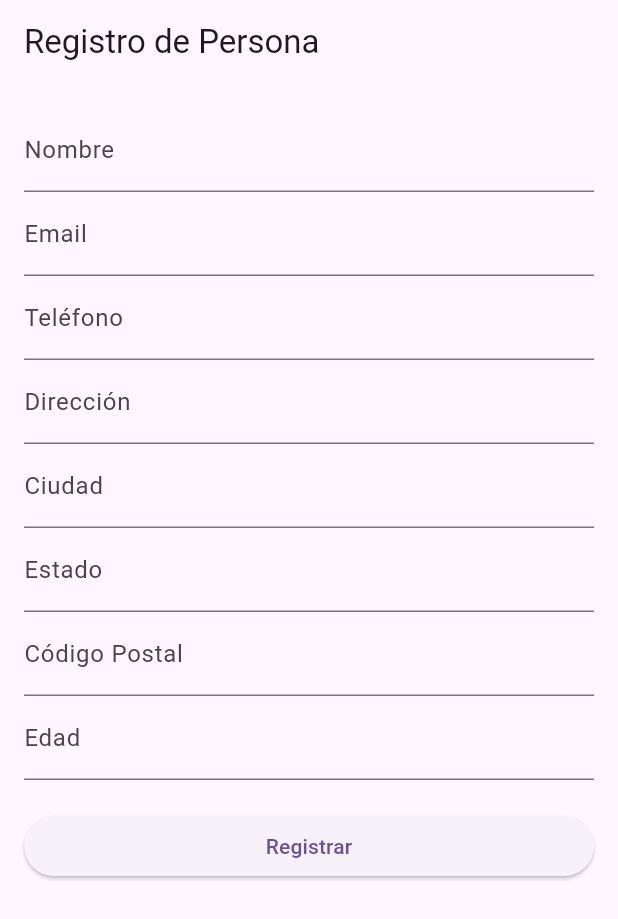
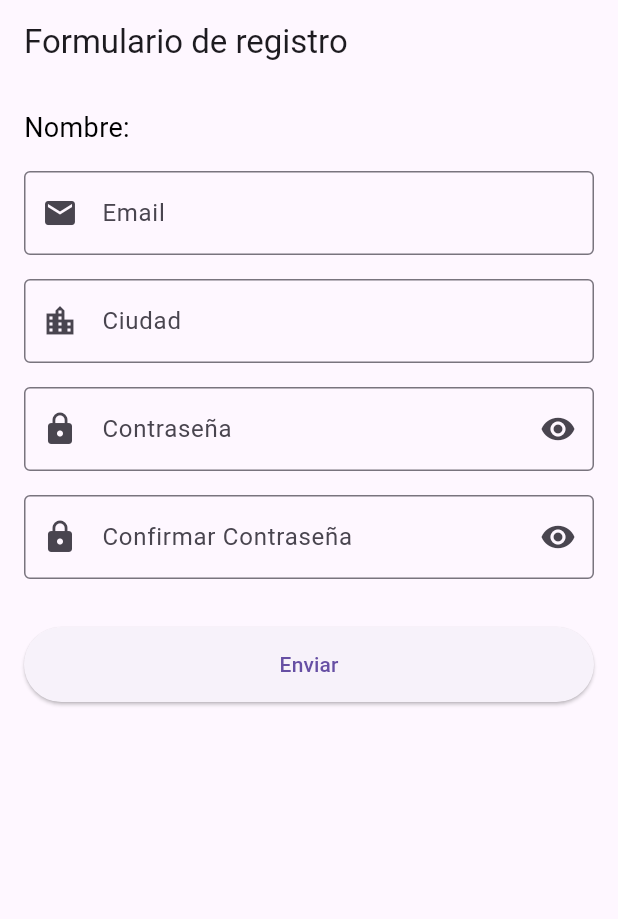
Before and after one commit to pdroariasvilela/form_app, a Flutter app: the screen it shows after launch, on a phone screen of 412 x 824 dp. Shown: the top 919 px of the screen. Run offline on Flutter 3.47's test engine with Material 3 defaults, Android fonts, the phone set to English and light mode, and no system bars; our stand-ins replace formz.

Commit message:
feature : Advanced form rebuild

```diff
--- a/analysis_options.yaml
+++ b/analysis_options.yaml
@@ -7,6 +7,10 @@
 
 # The following line activates a set of recommended lints for Flutter apps,
 # packages, and plugins designed to encourage good coding practices.
+analyzer:
+  errors:
+    library_private_types_in_public_api: ignore
+    use_super_parameters: ignore
 include: package:flutter_lints/flutter.yaml
 
 linter:
--- a/lib/main.dart
+++ b/lib/main.dart
@@ -2,18 +2,21 @@ import 'package:flutter/material.dart';
 import 'screens/form_screen.dart';
 
 void main() {
-  runApp(const MyApp());
+  runApp(MyApp());
 }
 
 class MyApp extends StatelessWidget {
+
   const MyApp({super.key});
 
   @override
   Widget build(BuildContext context) {
     return MaterialApp(
-      title: 'Registro de Persona',
-      theme: ThemeData(primarySwatch: Colors.blue),
-      home: const FormScreen(),
+      title: 'Flutter Application Form',
+      theme: ThemeData(
+        primarySwatch: Colors.blue,
+      ),
+      home: FormScreen(),
     );
   }
 }
--- a/lib/screens/form_screen.dart
+++ b/lib/screens/form_screen.dart
@@ -1,165 +1,178 @@
 import 'package:flutter/material.dart';
-import 'package:formz/formz.dart';
-import '../models/form_model.dart';
-import 'result_screen.dart';
+import '../widgets/custom_text.dart';
+import '../widgets/custom_text_form_field.dart';
+import '../validators/email.dart';
+import '../validators/password.dart';
+import '../validators/confirm_password.dart';
+import '../validators/required_text.dart';
+import '../utils/validators.dart';
+
 
 class FormScreen extends StatefulWidget {
-  const FormScreen({Key? key}) : super(key: key);
+
+  const FormScreen({super.key});
 
   @override
-  State<FormScreen> createState() => _FormScreenState();
+  _FormScreenState createState() => _FormScreenState();
 }
 
 class _FormScreenState extends State<FormScreen> {
   final _formKey = GlobalKey<FormState>();
 
-  RequiredText _name = const RequiredText.pure();
-  EmailInput _email = const EmailInput.pure();
-  PhoneInput _phone = const PhoneInput.pure();
-  RequiredText _address = const RequiredText.pure();
+  final TextEditingController _nameController = TextEditingController();
+  final TextEditingController _emailController = TextEditingController();
+  final TextEditingController _cityController = TextEditingController();
+  final TextEditingController _passwordController = TextEditingController();
+  final TextEditingController _confirmPasswordController = TextEditingController();
+
+  bool _obscurePassword = true;
+  bool _obscureConfirmPassword = true;
+
+  Email _email = const Email.pure();
+  Password _password = const Password.pure();
+  ConfirmPassword _confirmPassword = const ConfirmPassword.pure();
   RequiredText _city = const RequiredText.pure();
-  RequiredText _state = const RequiredText.pure();
-  RequiredText _zipCode = const RequiredText.pure();
-  AgeInput _age = const AgeInput.pure();
-
-  ConfirmPasswordInput _confirmPassword =
-      ConfirmPasswordInput.pure(password: '');
-
-  String? _getErrorMessage(FormzInput input) {
-    return input.invalid ? input.error : null;
-  }
 
   void _submitForm() {
     if (_formKey.currentState!.validate()) {
-      Navigator.push(
-        context,
-        MaterialPageRoute(
-          builder: (context) => ResultScreen(
-            name: _name.value,
-            email: _email.value,
-            phone: _phone.value,
-            address: _address.value,
-            city: _city.value,
-            state: _state.value,
-            zipCode: _zipCode.value,
-            age: _age.value,
-          ),
-        ),
+      ScaffoldMessenger.of(context).showSnackBar(
+        SnackBar(content: Text('Formulario enviado con éxito')),
       );
+
+      _formKey.currentState!.reset();
+      _nameController.clear();
+      _emailController.clear();
+      _cityController.clear();
+      _passwordController.clear();
+      _confirmPasswordController.clear();
+
+      setState(() {
+        _email = const Email.pure();
+        _password = const Password.pure();
+        _confirmPassword = const ConfirmPassword.pure();
+        _city = const RequiredText.pure();
+      });
     } else {
       ScaffoldMessenger.of(context).showSnackBar(
-        const SnackBar(content: Text('Por favor, completa todos los campos correctamente')),
+        SnackBar(content: Text('Por favor, corrige los errores en el formulario')),
       );
     }
+  }
+
+  @override
+  void dispose() {
+    _nameController.dispose();
+    _emailController.dispose();
+    _cityController.dispose();
+    _passwordController.dispose();
+    _confirmPasswordController.dispose();
+    super.dispose();
   }
 
   @override
   Widget build(BuildContext context) {
     return Scaffold(
       appBar: AppBar(
-        title: const Text('Registro de Persona'),
+        title: Text('Formulario de registro'),
       ),
       body: Padding(
-        padding: const EdgeInsets.all(16.0),
+        padding: EdgeInsets.all(16.0),
         child: Form(
           key: _formKey,
-          child: ListView(
+          autovalidateMode: AutovalidateMode.onUserInteraction,
+          child: SingleChildScrollView(
+            child: Column(
+              crossAxisAlignment: CrossAxisAlignment.start,
               children: [
-              TextFormField(
-                decoration: InputDecoration(
-                  labelText: 'Nombre',
-                  errorText: _getErrorMessage(_name),
-                ),
+                CustomText(text: 'Nombre: ${_nameController.text}'),
+                SizedBox(height: 16),
+
+                CustomTextFormField(
+                  labelText: 'Email',
+                  hintText: 'Introduce tu email',
+                  prefixIcon: Icons.email,
+                  controller: _emailController,
+                  validator: (value) => _email.errorMessage,
                   onChanged: (value) {
                     setState(() {
-                    _name = RequiredText.dirty(value);
+                      _email = Email.dirty(value);
                     });
                   },
                 ),
-              TextFormField(
-                decoration: InputDecoration(
-                  labelText: 'Email',
-                  errorText: _getErrorMessage(_email),
-                ),
-                onChanged: (value) {
-                  setState(() {
-                    _email = EmailInput.dirty(value);
-                  });
-                },
-              ),
-              TextFormField(
-                decoration: InputDecoration(
-                  labelText: 'Teléfono',
-                  errorText: _getErrorMessage(_phone),
-                ),
-                onChanged: (value) {
-                  setState(() {
-                    _phone = PhoneInput.dirty(value);
-                  });
-                },
-              ),
-              TextFormField(
-                decoration: InputDecoration(
-                  labelText: 'Dirección',
-                  errorText: _getErrorMessage(_address),
-                ),
-                onChanged: (value) {
-                  setState(() {
-                    _address = RequiredText.dirty(value);
-                  });
-                },
-              ),
-              TextFormField(
-                decoration: InputDecoration(
+                SizedBox(height: 16),
+
+                CustomTextFormField(
                   labelText: 'Ciudad',
-                  errorText: _getErrorMessage(_city),
-                ),
+                  hintText: 'Introduce tu ciudad',
+                  prefixIcon: Icons.location_city,
+                  controller: _cityController,
+                  validator: (value) => _city.errorMessage,
                   onChanged: (value) {
                     setState(() {
                       _city = RequiredText.dirty(value);
                     });
                   },
                 ),
-              TextFormField(
-                decoration: InputDecoration(
-                  labelText: 'Estado',
-                  errorText: _getErrorMessage(_state),
-                ),
+                SizedBox(height: 16),
+
+                CustomTextFormField(
+                  labelText: 'Contraseña',
+                  hintText: 'Introduce tu contraseña',
+                  prefixIcon: Icons.lock,
+                  controller: _passwordController,
+                  obscureText: _obscurePassword,
+                  suffixIcon: _obscurePassword ? Icons.visibility : Icons.visibility_off,
+                  onSuffixIconPressed: () {
+                    setState(() {
+                      _obscurePassword = !_obscurePassword;
+                    });
+                  },
+                  validator: (value) => _password.errorMessage,
                   onChanged: (value) {
                     setState(() {
-                    _state = RequiredText.dirty(value);
+                      _password = Password.dirty(value);
+                      _confirmPassword = ConfirmPassword.dirty(
+                        password: _password.value,
+                        value: _confirmPassword.value,
+                      );
                     });
                   },
                 ),
-              TextFormField(
-                decoration: InputDecoration(
-                  labelText: 'Código Postal',
-                  errorText: _getErrorMessage(_zipCode),
-                ),
+                SizedBox(height: 16),
+
+                CustomTextFormField(
+                  labelText: 'Confirmar Contraseña',
+                  hintText: 'Confirma tu contraseña',
+                  prefixIcon: Icons.lock,
+                  controller: _confirmPasswordController,
+                  obscureText: _obscureConfirmPassword,
+                  suffixIcon: _obscureConfirmPassword ? Icons.visibility : Icons.visibility_off,
+                  onSuffixIconPressed: () {
+                    setState(() {
+                      _obscureConfirmPassword = !_obscureConfirmPassword;
+                    });
+                  },
+                  validator: (value) => _confirmPassword.errorMessage,
                   onChanged: (value) {
                     setState(() {
-                    _zipCode = RequiredText.dirty(value);
+                      _confirmPassword = ConfirmPassword.dirty(
+                        password: _password.value,
+                        value: value,
+                      );
                     });
                   },
                 ),
-              TextFormField(
-                decoration: InputDecoration(
-                  labelText: 'Edad',
-                  errorText: _getErrorMessage(_age),
-                ),
-                keyboardType: TextInputType.number,
-                onChanged: (value) {
-                  setState(() {
-                    _age = AgeInput.dirty(value);
-                  });
-                },
-              ),
-              const SizedBox(height: 20),
+                SizedBox(height: 32),
+
                 ElevatedButton(
                   onPressed: _submitForm,
-                child: const Text('Registrar'),
+                  style: ElevatedButton.styleFrom(
+                    minimumSize: Size(double.infinity, 50),
+                  ),
+                  child: Text('Enviar'),
                 ),
               ],
+            ),
           ),
         ),
       ),
--- /dev/null
+++ b/lib/validators/confirm_password.dart
@@ -0,0 +1,25 @@
+import 'package:formz/formz.dart';
+
+enum ConfirmPasswordValidationError { empty, notMatch }
+
+class ConfirmPassword extends FormzInput<String, ConfirmPasswordValidationError> {
+  final String password;
+
+  const ConfirmPassword.pure({this.password = ''}) : super.pure('');
+  const ConfirmPassword.dirty({required this.password, String value = ''}) : super.dirty(value);
+
+  @override
+  ConfirmPasswordValidationError? validator(String value) {
+    if (value.isEmpty) {
+      return ConfirmPasswordValidationError.empty;
+    }
+    return value == password ? null : ConfirmPasswordValidationError.notMatch;
+  }
+
+  ConfirmPassword copyWith({String? password}) {
+    return ConfirmPassword.dirty(
+      password: password ?? this.password,
+      value: value,
+    );
+  }
+}
--- /dev/null
+++ b/lib/validators/email.dart
@@ -0,0 +1,20 @@
+import 'package:formz/formz.dart';
+
+enum EmailValidationError { invalid, empty }
+
+class Email extends FormzInput<String, EmailValidationError> {
+  const Email.pure() : super.pure('');
+  const Email.dirty([super.value = '']) : super.dirty();
+
+  static final RegExp _emailRegExp = RegExp(
+    r'^[^@]+@[^@]+\.[^@]+',
+  );
+
+  @override
+  EmailValidationError? validator(String value) {
+    if (value.isEmpty) {
+      return EmailValidationError.empty;
+    }
+    return _emailRegExp.hasMatch(value) ? null : EmailValidationError.invalid;
+  }
+}
--- a/lib/models/form_model.dart
+++ b/lib/validators/form_model.dart
@@ -35,8 +35,8 @@ class PhoneInput extends FormzInput<String, String> {
 class ConfirmPasswordInput extends FormzInput<String, String> {
   final String password;
 
-  ConfirmPasswordInput.pure({this.password = ''}) : super.pure('');
-  ConfirmPasswordInput.dirty({required this.password, String value = ''})
+  const ConfirmPasswordInput.pure({this.password = ''}) : super.pure('');
+  const ConfirmPasswordInput.dirty({required this.password, String value = ''})
       : super.dirty(value);
 
   @override
--- /dev/null
+++ b/lib/validators/password.dart
@@ -0,0 +1,32 @@
+import 'package:formz/formz.dart';
+
+enum PasswordValidationError { empty, tooShort, noUppercase, noLowercase, noNumber }
+
+class Password extends FormzInput<String, PasswordValidationError> {
+  const Password.pure() : super.pure('');
+  const Password.dirty([super.value = '']) : super.dirty();
+
+  static final RegExp _uppercaseRegExp = RegExp(r'[A-Z]');
+  static final RegExp _lowercaseRegExp = RegExp(r'[a-z]');
+  static final RegExp _numberRegExp = RegExp(r'\d');
+
+  @override
+  PasswordValidationError? validator(String value) {
+    if (value.isEmpty) {
+      return PasswordValidationError.empty;
+    }
+    if (value.length < 8) {
+      return PasswordValidationError.tooShort;
+    }
+    if (!_uppercaseRegExp.hasMatch(value)) {
+      return PasswordValidationError.noUppercase;
+    }
+    if (!_lowercaseRegExp.hasMatch(value)) {
+      return PasswordValidationError.noLowercase;
+    }
+    if (!_numberRegExp.hasMatch(value)) {
+      return PasswordValidationError.noNumber;
+    }
+    return null;
+  }
+}
--- /dev/null
+++ b/lib/validators/required_text.dart
@@ -0,0 +1,13 @@
+import 'package:formz/formz.dart';
+
+enum RequiredTextValidationError { empty }
+
+class RequiredText extends FormzInput<String, RequiredTextValidationError> {
+  const RequiredText.pure() : super.pure('');
+  const RequiredText.dirty([super.value = '']) : super.dirty();
+
+  @override
+  RequiredTextValidationError? validator(String value) {
+    return value.isNotEmpty ? null : RequiredTextValidationError.empty;
+  }
+}
--- /dev/null
+++ b/lib/widgets/custom_text.dart
@@ -0,0 +1,28 @@
+import 'package:flutter/material.dart';
+
+class CustomText extends StatelessWidget {
+  final String text;
+  final double fontSize;
+  final FontWeight fontWeight;
+  final Color color;
+
+  const CustomText({
+    super.key,
+    required this.text,
+    this.fontSize = 18.0,
+    this.fontWeight = FontWeight.normal,
+    this.color = Colors.black,
+  });
+
+  @override
+  Widget build(BuildContext context) {
+    return Text(
+      text,
+      style: TextStyle(
+        fontSize: fontSize,
+        fontWeight: fontWeight,
+        color: color,
+      ),
+    );
+  }
+}
--- /dev/null
+++ b/lib/widgets/custom_text_form_field.dart
@@ -0,0 +1,54 @@
+import 'package:flutter/material.dart';
+
+class CustomTextFormField extends StatelessWidget {
+  final String labelText;
+  final String hintText;
+  final IconData prefixIcon;
+  final bool obscureText;
+  final TextEditingController controller;
+  final String? Function(String?) validator;
+  final void Function(String) onChanged;
+  final IconData? suffixIcon;
+  final VoidCallback? onSuffixIconPressed;
+
+  const CustomTextFormField({
+    super.key,
+    required this.labelText,
+    required this.hintText,
+    required this.prefixIcon,
+    this.obscureText = false,
+    required this.controller,
+    required this.validator,
+    required this.onChanged,
+    this.suffixIcon,
+    this.onSuffixIconPressed,
+  });
+
+  @override
+  Widget build(BuildContext context) {
+    return TextFormField(
+      controller: controller,
+      decoration: InputDecoration(
+        labelText: labelText,
+        hintText: hintText,
+        prefixIcon: Icon(prefixIcon),
+        border: OutlineInputBorder(),
+        errorBorder: OutlineInputBorder(
+          borderSide: BorderSide(color: Colors.red, width: 2.0),
+        ),
+        focusedErrorBorder: OutlineInputBorder(
+          borderSide: BorderSide(color: Colors.red, width: 2.0),
+        ),
+        suffixIcon: suffixIcon != null
+            ? IconButton(
+                icon: Icon(suffixIcon),
+                onPressed: onSuffixIconPressed,
+              )
+            : null,
+      ),
+      obscureText: obscureText,
+      onChanged: onChanged,
+      validator: validator,
+    );
+  }
+}
```
Also changed, not shown: lib/screens/result_screen.dart (deleted, +0 -56 lines), lib/utils/validators.dart (added, +47 -0 lines), 5 other files. Lines whose indentation alone changed are shown as unchanged.
